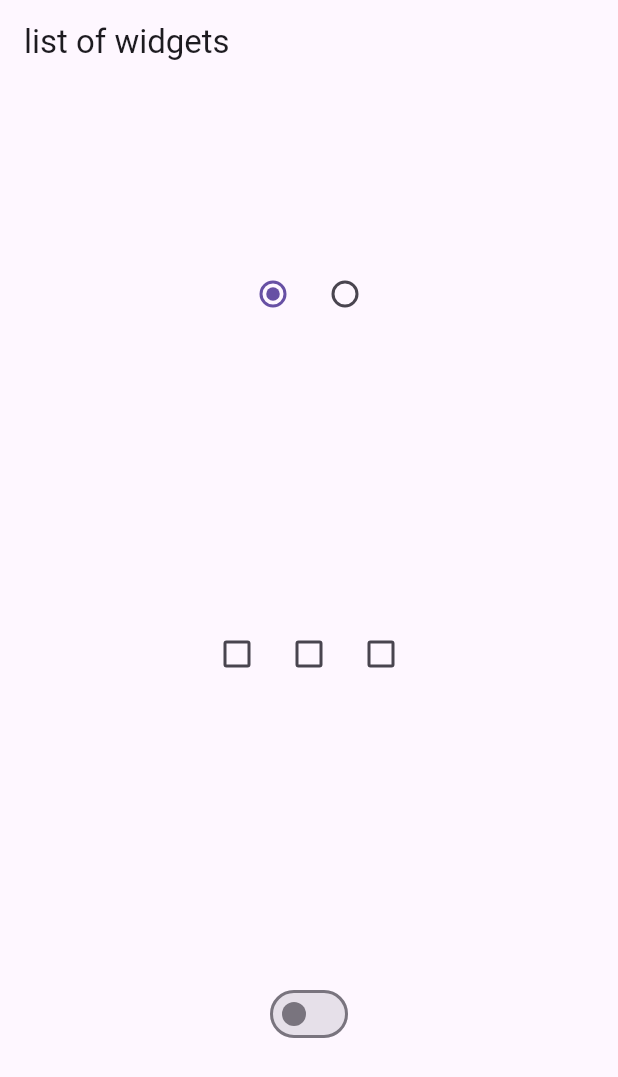
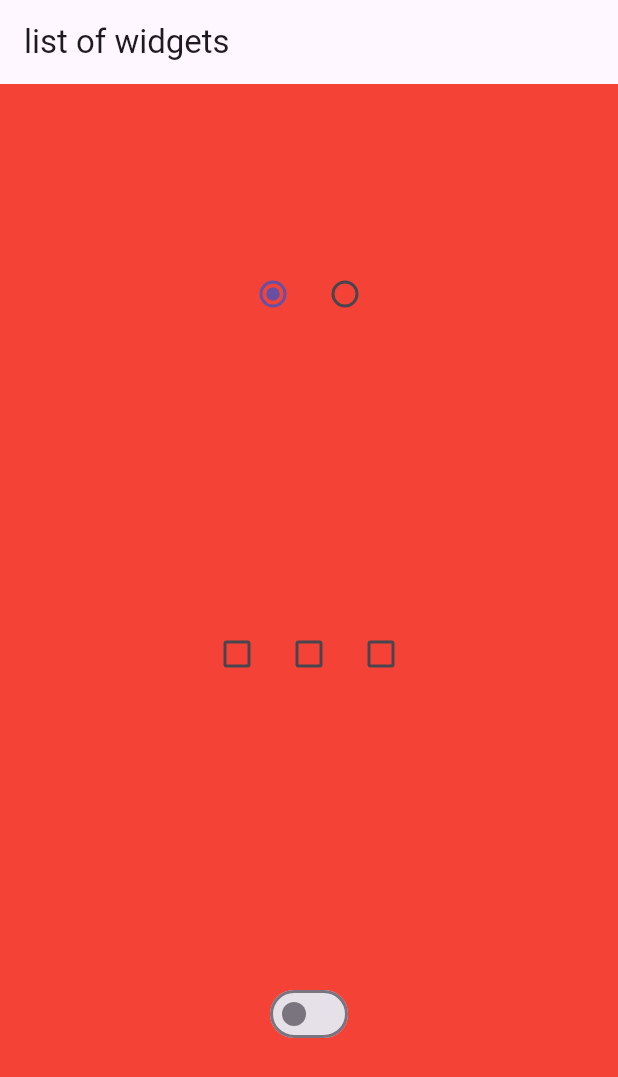
Before and after one commit to ramSde/basic_widgets, a Flutter app: the screen it shows after launch, on a phone screen of 412 x 824 dp. Shown: the top 1077 px of the screen. Run offline on Flutter 3.47's test engine with Material 3 defaults, Android fonts, the phone set to English and light mode, and no system bars; our stand-ins replace get; missing offline and left inert: dart:ffi.

Commit message:
change background color of as per radiobutton

```diff
--- a/lib/main.dart
+++ b/lib/main.dart
@@ -29,10 +29,11 @@ final controller = Get.put<widgetcontroller>(widgetcontroller());
   @override
   Widget build(BuildContext context) {
 
-    return Scaffold(
+    return Obx(()=>Scaffold(
+      backgroundColor: controller.radiogroup.value==0 ? Colors.red : Colors.blue,
       appBar: AppBar(title: Text("list of widgets"),),
-      body: Obx(
-        ()=> SingleChildScrollView(
+      body:
+         SingleChildScrollView(
           child: Column(
             mainAxisAlignment: MainAxisAlignment.start,
             crossAxisAlignment: CrossAxisAlignment.center,
@@ -147,7 +148,7 @@ class widgetcontroller extends GetxController {
   RxBool checkboxgroup3 = false.obs;
 RxBool switchgroup = false.obs;
 RxDouble slidergroup = 0.0.obs;
-var dropdown = "ram".obs;
+var dropdown = "vipu".obs;
 
 updateradio(int? value){
   radiogroup.value = value ?? 0;
```
